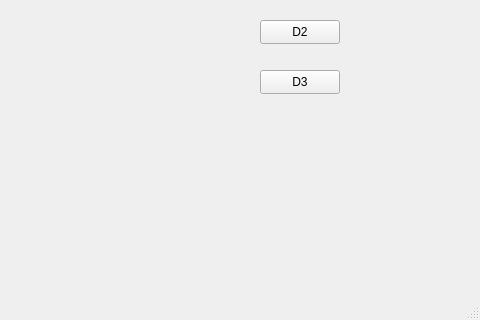
Old version of the form gebouw/mainwindow.ui in the repository TimoStam/AEP; both pictures show x 320 to 800 and y 280 to 600 of the 800 by 600 pixel window.
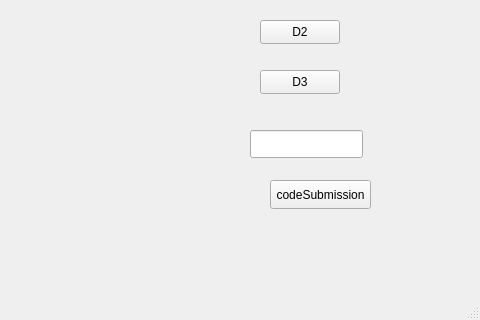
New version of the form.

What changed in the file:
```diff
--- a/gebouw/mainwindow.ui
+++ b/gebouw/mainwindow.ui
@@ -79,6 +79,29 @@
      <string>D3</string>
     </property>
    </widget>
+   <widget class="QLineEdit" name="codeInput">
+    <property name="geometry">
+     <rect>
+      <x>570</x>
+      <y>410</y>
+      <width>113</width>
+      <height>28</height>
+     </rect>
+    </property>
+   </widget>
+   <widget class="QPushButton" name="codeSubmission">
+    <property name="geometry">
+     <rect>
+      <x>590</x>
+      <y>460</y>
+      <width>101</width>
+      <height>29</height>
+     </rect>
+    </property>
+    <property name="text">
+     <string>codeSubmission</string>
+    </property>
+   </widget>
   </widget>
   <widget class="QMenuBar" name="menubar">
    <property name="geometry">
```
Left out of the diff: 2 changed lines with no effect on the pictures.
